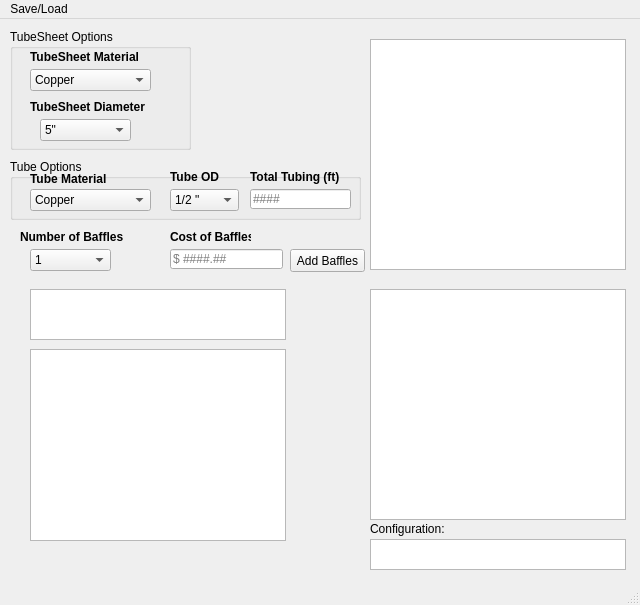
Old version of the form bundle_tool.ui in the repository JIHarrison/BundleTool.
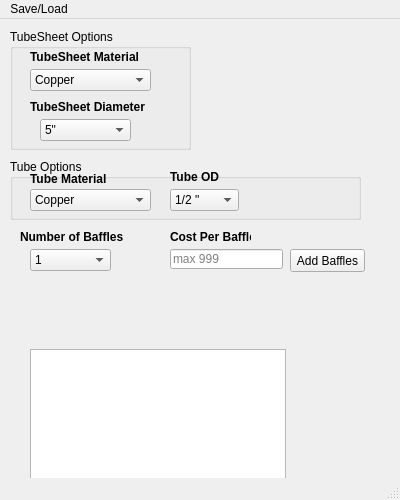
New version of the form.

Commit message: Day 9 Functionality Improvements, optimized write functions, includes, imports, and added options; Oh my!: (6-14-18)

Diff of the .ui file:
```diff
--- a/bundle_tool.ui
+++ b/bundle_tool.ui
@@ -6,14 +6,14 @@
    <rect>
     <x>0</x>
     <y>0</y>
-    <width>640</width>
-    <height>605</height>
+    <width>400</width>
+    <height>500</height>
    </rect>
   </property>
   <property name="minimumSize">
    <size>
-    <width>640</width>
-    <height>480</height>
+    <width>400</width>
+    <height>500</height>
    </size>
   </property>
   <property name="font">
@@ -30,16 +30,6 @@
    <enum>Qt::LeftToRight</enum>
   </property>
   <widget class="QWidget" name="centralwidget">
-   <widget class="QListView" name="configurator_listview">
-    <property name="geometry">
-     <rect>
-      <x>370</x>
-      <y>20</y>
-      <width>256</width>
-      <height>231</height>
-     </rect>
-    </property>
-   </widget>
    <widget class="QLabel" name="number_baffles_label">
     <property name="geometry">
      <rect>
@@ -62,16 +52,6 @@
      <cstring>baffle_number_combobox</cstring>
     </property>
    </widget>
-   <widget class="QListView" name="configurator_listview_2">
-    <property name="geometry">
-     <rect>
-      <x>370</x>
-      <y>270</y>
-      <width>256</width>
-      <height>231</height>
-     </rect>
-    </property>
-   </widget>
    <widget class="QLabel" name="baffle_cost_label">
     <property name="geometry">
      <rect>
@@ -88,22 +68,12 @@
      </font>
     </property>
     <property name="text">
-     <string>Cost of Baffles</string>
+     <string>Cost Per Baffle</string>
     </property>
     <property name="buddy">
      <cstring>baffle_cost_lineEdit</cstring>
     </property>
    </widget>
-   <widget class="QListView" name="configurator_listview_3">
-    <property name="geometry">
-     <rect>
-      <x>370</x>
-      <y>520</y>
-      <width>256</width>
-      <height>31</height>
-     </rect>
-    </property>
-   </widget>
    <widget class="QGroupBox" name="tube_options_groupbox">
     <property name="geometry">
      <rect>
@@ -208,41 +178,6 @@
       </property>
      </item>
     </widget>
-    <widget class="QLabel" name="total_tubing_label">
-     <property name="geometry">
-      <rect>
-       <x>240</x>
-       <y>10</y>
-       <width>101</width>
-       <height>16</height>
-      </rect>
-     </property>
-     <property name="font">
-      <font>
-       <weight>75</weight>
-       <bold>true</bold>
-      </font>
-     </property>
-     <property name="text">
-      <string>Total Tubing (ft)</string>
-     </property>
-     <property name="buddy">
-      <cstring>total_tubing_lineEdit</cstring>
-     </property>
-    </widget>
-    <widget class="QLineEdit" name="total_tubing_lineEdit">
-     <property name="geometry">
-      <rect>
-       <x>240</x>
-       <y>30</y>
-       <width>101</width>
-       <height>20</height>
-      </rect>
-     </property>
-     <property name="placeholderText">
-      <string>####</string>
-     </property>
-    </widget>
    </widget>
    <widget class="QGroupBox" name="groupBox">
     <property name="geometry">
@@ -411,23 +346,7 @@
      </rect>
     </property>
     <property name="placeholderText">
-     <string>$ ####.##</string>
-    </property>
-   </widget>
-   <widget class="QLabel" name="label">
-    <property name="geometry">
-     <rect>
-      <x>370</x>
-      <y>500</y>
-      <width>131</width>
-      <height>20</height>
-     </rect>
-    </property>
-    <property name="text">
-     <string>Configuration:</string>
-    </property>
-    <property name="buddy">
-     <cstring>configurator_listview_3</cstring>
+     <string>max 999</string>
     </property>
    </widget>
    <widget class="QPushButton" name="pushButton">
@@ -516,26 +435,13 @@
      </property>
     </item>
    </widget>
-   <widget class="QListView" name="test_listview">
-    <property name="geometry">
-     <rect>
-      <x>30</x>
-      <y>270</y>
-      <width>256</width>
-      <height>51</height>
-     </rect>
-    </property>
-    <property name="styleSheet">
-     <string notr="true"/>
-    </property>
-   </widget>
   </widget>
   <widget class="QMenuBar" name="menubar">
    <property name="geometry">
     <rect>
      <x>0</x>
      <y>0</y>
-     <width>640</width>
+     <width>400</width>
      <height>21</height>
     </rect>
    </property>
```
Left out of the diff: 4 changed lines with no effect on the pictures. The commit also changes 2 other files.
